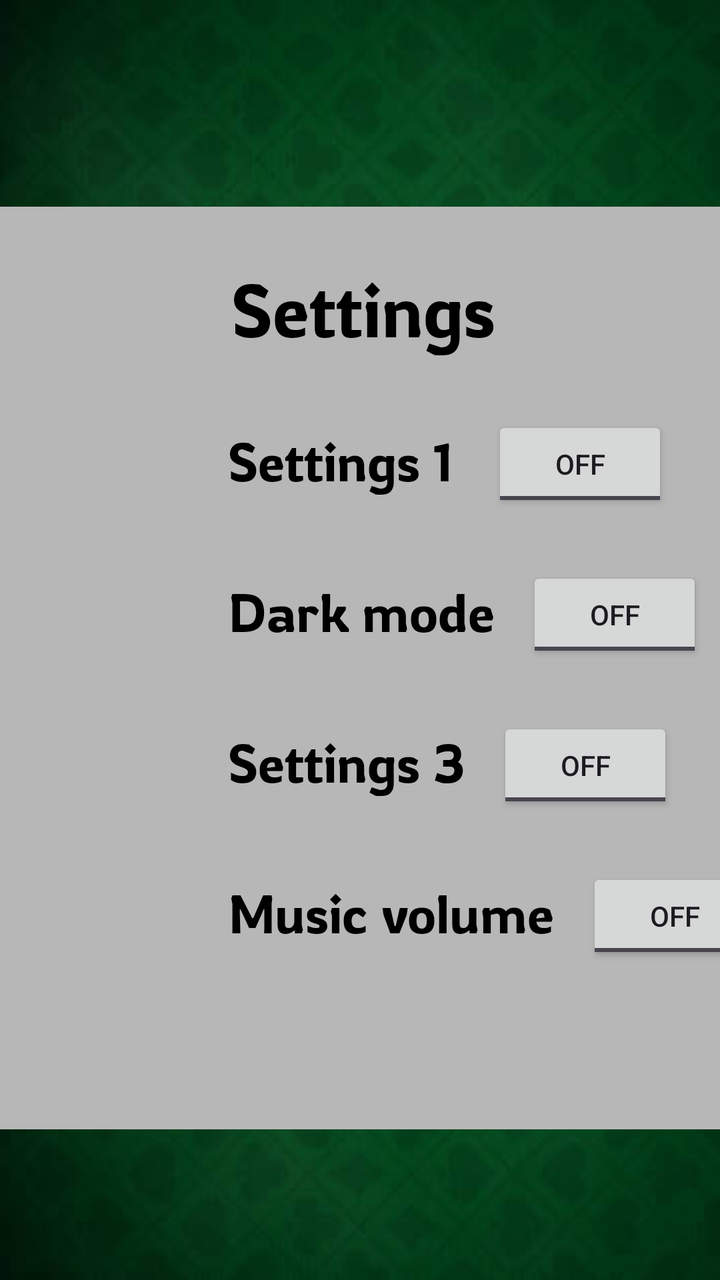
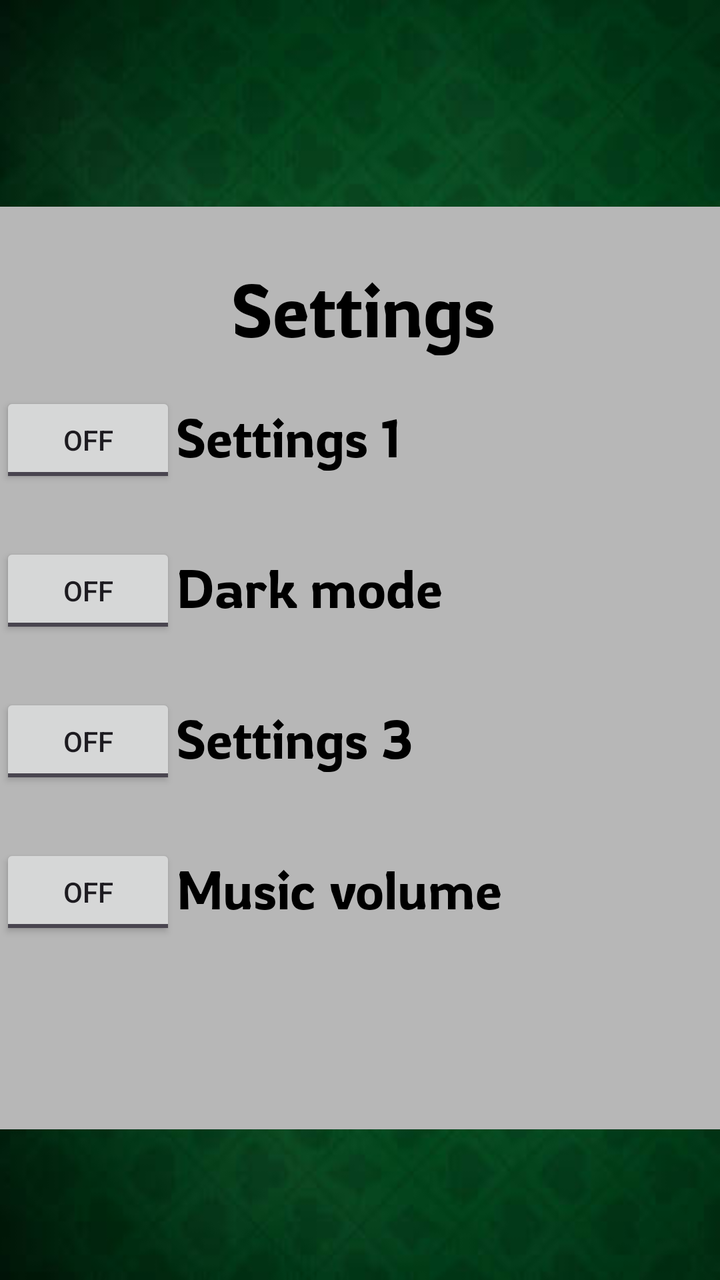

An Android layout rendered at two revisions. The XML below is the earlier revision; the diff shows what the commit changed to produce the second picture.
<!-- AndroidManifest.xml: application theme Theme._21Turbo -->
<!-- res/layout/screen_settings.xml -->
<?xml version="1.0" encoding="utf-8"?>
<androidx.constraintlayout.widget.ConstraintLayout xmlns:android="http://schemas.android.com/apk/res/android"
    xmlns:app="http://schemas.android.com/apk/res-auto"
    xmlns:tools="http://schemas.android.com/tools"
    android:id="@+id/Settings"
    android:layout_width="match_parent"
    android:layout_height="match_parent"
    android:background="@drawable/table_background"
    tools:context=".Settings"
    tools:layout_editor_absoluteX="-18dp"
    tools:layout_editor_absoluteY="-48dp">

    <ImageView
        android:id="@+id/imageView3"
        android:layout_width="374dp"
        android:layout_height="524dp"
        android:layout_marginStart="18dp"
        android:layout_marginTop="72dp"
        android:layout_marginEnd="19dp"
        app:layout_constraintEnd_toEndOf="parent"
        app:layout_constraintStart_toStartOf="parent"
        app:layout_constraintTop_toTopOf="parent"
        app:srcCompat="@drawable/rectangle_shape" />

    <TextView
        android:id="@+id/textView1"
        android:layout_width="wrap_content"
        android:layout_height="wrap_content"
        android:layout_marginStart="142dp"
        android:layout_marginTop="124dp"
        android:layout_marginEnd="142dp"
        android:fontFamily="@font/rowdies_light"
        android:text="Settings"
        android:textColor="#000000"
        android:textSize="37sp"
        app:layout_constraintEnd_toEndOf="parent"
        app:layout_constraintHorizontal_bias="0.473"
        app:layout_constraintStart_toStartOf="parent"
        app:layout_constraintTop_toTopOf="parent" />

    <TextView
        android:id="@+id/textView2"
        android:layout_width="wrap_content"
        android:layout_height="wrap_content"
        android:layout_marginStart="114dp"
        android:layout_marginTop="208dp"
        android:layout_marginEnd="185dp"
        android:fontFamily="@font/rowdies_light"
        android:text="Settings 1"
        android:textColor="#000000"
        android:textSize="27sp"
        app:layout_constraintEnd_toStartOf="@id/toggleButton1"
        app:layout_constraintStart_toStartOf="parent"
        app:layout_constraintTop_toTopOf="parent" />

    <ToggleButton
        android:id="@+id/toggleButton1"
        android:layout_width="wrap_content"
        android:layout_height="wrap_content"
        android:layout_marginStart="20dp"
        android:layout_toLeftOf="@+id/textView2"
        android:text="ToggleButton"
        app:layout_constraintStart_toEndOf="@id/textView2"
        app:layout_constraintTop_toTopOf="@id/textView2" />

    <TextView
        android:id="@+id/textView3"
        android:layout_width="wrap_content"
        android:layout_height="wrap_content"
        android:layout_marginStart="114dp"
        android:layout_marginTop="24dp"
        android:layout_marginEnd="185dp"
        android:fontFamily="@font/rowdies_light"
        android:text="Dark mode"
        android:textColor="#000000"
        android:textSize="27sp"
        app:layout_constraintEnd_toStartOf="@id/toggleButton2"
        app:layout_constraintStart_toStartOf="parent"
        app:layout_constraintTop_toBottomOf="@id/textView2" />

    <ToggleButton
        android:id="@+id/toggleButton2"
        android:layout_width="wrap_content"
        android:layout_height="wrap_content"
        android:layout_marginStart="16dp"
        android:layout_toLeftOf="@+id/textView3"
        android:text="ToggleButton"
        app:layout_constraintStart_toEndOf="@id/textView3"
        app:layout_constraintTop_toTopOf="@id/textView3" />

    <TextView
        android:id="@+id/textView4"
        android:layout_width="wrap_content"
        android:layout_height="wrap_content"
        android:layout_marginStart="114dp"
        android:layout_marginTop="24dp"
        android:layout_marginEnd="185dp"
        android:fontFamily="@font/rowdies_light"
        android:text="Settings 3"
        android:textColor="#000000"
        android:textSize="27sp"
        app:layout_constraintEnd_toStartOf="@id/toggleButton3"
        app:layout_constraintStart_toStartOf="parent"
        app:layout_constraintTop_toBottomOf="@id/textView3" />

    <ToggleButton
        android:id="@+id/toggleButton3"
        android:layout_width="wrap_content"
        android:layout_height="wrap_content"
        android:layout_marginStart="16dp"
        android:layout_toLeftOf="@+id/textView4"
        android:text="ToggleButton"
        app:layout_constraintStart_toEndOf="@id/textView4"
        app:layout_constraintTop_toTopOf="@id/textView4" />

    <TextView
        android:id="@+id/textView5"
        android:layout_width="wrap_content"
        android:layout_height="wrap_content"
        android:layout_marginStart="114dp"
        android:layout_marginTop="24dp"
        android:layout_marginEnd="185dp"
        android:fontFamily="@font/rowdies_light"
        android:text="Music volume"
        android:textColor="#000000"
        android:textSize="27sp"
        app:layout_constraintEnd_toStartOf="@id/toggleButton4"
        app:layout_constraintStart_toStartOf="parent"
        app:layout_constraintTop_toBottomOf="@id/textView4" />

    <ToggleButton
        android:id="@+id/toggleButton4"
        android:layout_width="wrap_content"
        android:layout_height="wrap_content"
        android:layout_marginStart="16dp"
        android:layout_toLeftOf="@+id/textView4"
        android:text="ToggleButton"
        app:layout_constraintStart_toEndOf="@id/textView5"
        app:layout_constraintTop_toTopOf="@id/textView5" />

    <androidx.constraintlayout.widget.Guideline
        android:id="@+id/guidelineH"
        android:layout_width="wrap_content"
        android:layout_height="wrap_content"
        app:layout_constraintHorizontal_chainStyle="spread" />

    <androidx.constraintlayout.widget.Guideline
        android:id="@+id/guidelineV"
        android:layout_width="wrap_content"
        android:layout_height="wrap_content"
        app:layout_constraintVertical_chainStyle="spread" />


</androidx.constraintlayout.widget.ConstraintLayout>
<!-- resources referenced by this layout -->
<resources>
  <!-- drawable rectangle_shape: png bitmap (drawable, 1007 bytes) -->
  <!-- drawable table_background: png bitmap (drawable, 149849 bytes) -->
  <style name="Theme._21Turbo" parent="Base.Theme._21Turbo" />
  <style name="Base.Theme._21Turbo" parent="Theme.Material3.DayNight.NoActionBar">
          
          
      </style>
</resources>

<!-- the commit's change to res/layout/screen_settings.xml (unified diff, before → after) -->
@@ -42,14 +42,12 @@
         android:id="@+id/textView2"
         android:layout_width="wrap_content"
         android:layout_height="wrap_content"
-        android:layout_marginStart="114dp"
-        android:layout_marginTop="208dp"
-        android:layout_marginEnd="185dp"
+        android:layout_marginStart="88dp"
+        android:layout_marginTop="196dp"
         android:fontFamily="@font/rowdies_light"
         android:text="Settings 1"
         android:textColor="#000000"
         android:textSize="27sp"
-        app:layout_constraintEnd_toStartOf="@id/toggleButton1"
         app:layout_constraintStart_toStartOf="parent"
         app:layout_constraintTop_toTopOf="parent" />
 
@@ -57,85 +55,75 @@
         android:id="@+id/toggleButton1"
         android:layout_width="wrap_content"
         android:layout_height="wrap_content"
-        android:layout_marginStart="20dp"
-        android:layout_toLeftOf="@+id/textView2"
+        android:layout_toRightOf="@+id/textView2"
         android:text="ToggleButton"
-        app:layout_constraintStart_toEndOf="@id/textView2"
-        app:layout_constraintTop_toTopOf="@id/textView2" />
+        app:layout_constraintTop_toTopOf="@id/textView2"
+        tools:layout_editor_absoluteX="271dp" />
 
     <TextView
         android:id="@+id/textView3"
         android:layout_width="wrap_content"
         android:layout_height="wrap_content"
-        android:layout_marginStart="114dp"
         android:layout_marginTop="24dp"
         android:layout_marginEnd="185dp"
         android:fontFamily="@font/rowdies_light"
         android:text="Dark mode"
         android:textColor="#000000"
         android:textSize="27sp"
-        app:layout_constraintEnd_toStartOf="@id/toggleButton2"
-        app:layout_constraintStart_toStartOf="parent"
+        app:layout_constraintStart_toStartOf="@id/textView2"
         app:layout_constraintTop_toBottomOf="@id/textView2" />
 
     <ToggleButton
         android:id="@+id/toggleButton2"
         android:layout_width="wrap_content"
         android:layout_height="wrap_content"
-        android:layout_marginStart="16dp"
-        android:layout_toLeftOf="@+id/textView3"
+        android:layout_toRightOf="@+id/textView3"
         android:text="ToggleButton"
-        app:layout_constraintStart_toEndOf="@id/textView3"
+        app:layout_constraintStart_toStartOf="@id/toggleButton1"
         app:layout_constraintTop_toTopOf="@id/textView3" />
 
     <TextView
         android:id="@+id/textView4"
         android:layout_width="wrap_content"
         android:layout_height="wrap_content"
-        android:layout_marginStart="114dp"
         android:layout_marginTop="24dp"
         android:layout_marginEnd="185dp"
         android:fontFamily="@font/rowdies_light"
         android:text="Settings 3"
         android:textColor="#000000"
         android:textSize="27sp"
-        app:layout_constraintEnd_toStartOf="@id/toggleButton3"
-        app:layout_constraintStart_toStartOf="parent"
+        app:layout_constraintStart_toStartOf="@id/textView3"
         app:layout_constraintTop_toBottomOf="@id/textView3" />
 
     <ToggleButton
         android:id="@+id/toggleButton3"
         android:layout_width="wrap_content"
         android:layout_height="wrap_content"
-        android:layout_marginStart="16dp"
-        android:layout_toLeftOf="@+id/textView4"
+        android:layout_toRightOf="@+id/textView4"
         android:text="ToggleButton"
-        app:layout_constraintStart_toEndOf="@id/textView4"
+        app:layout_constraintStart_toStartOf="@id/toggleButton2"
         app:layout_constraintTop_toTopOf="@id/textView4" />
 
     <TextView
         android:id="@+id/textView5"
         android:layout_width="wrap_content"
         android:layout_height="wrap_content"
-        android:layout_marginStart="114dp"
         android:layout_marginTop="24dp"
         android:layout_marginEnd="185dp"
         android:fontFamily="@font/rowdies_light"
         android:text="Music volume"
         android:textColor="#000000"
         android:textSize="27sp"
-        app:layout_constraintEnd_toStartOf="@id/toggleButton4"
-        app:layout_constraintStart_toStartOf="parent"
+        app:layout_constraintStart_toStartOf="@id/textView4"
         app:layout_constraintTop_toBottomOf="@id/textView4" />
 
     <ToggleButton
         android:id="@+id/toggleButton4"
         android:layout_width="wrap_content"
         android:layout_height="wrap_content"
-        android:layout_marginStart="16dp"
-        android:layout_toLeftOf="@+id/textView4"
+        android:layout_toRightOf="@+id/textView4"
         android:text="ToggleButton"
-        app:layout_constraintStart_toEndOf="@id/textView5"
+        app:layout_constraintStart_toStartOf="@id/toggleButton3"
         app:layout_constraintTop_toTopOf="@id/textView5" />
 
     <androidx.constraintlayout.widget.Guideline
